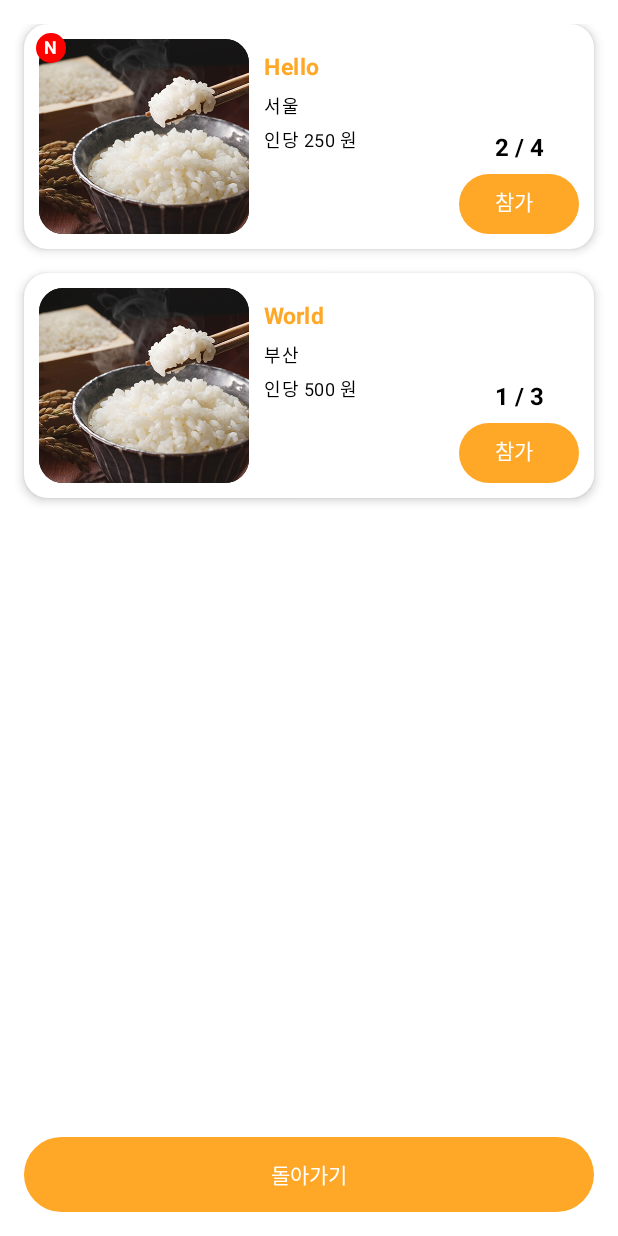
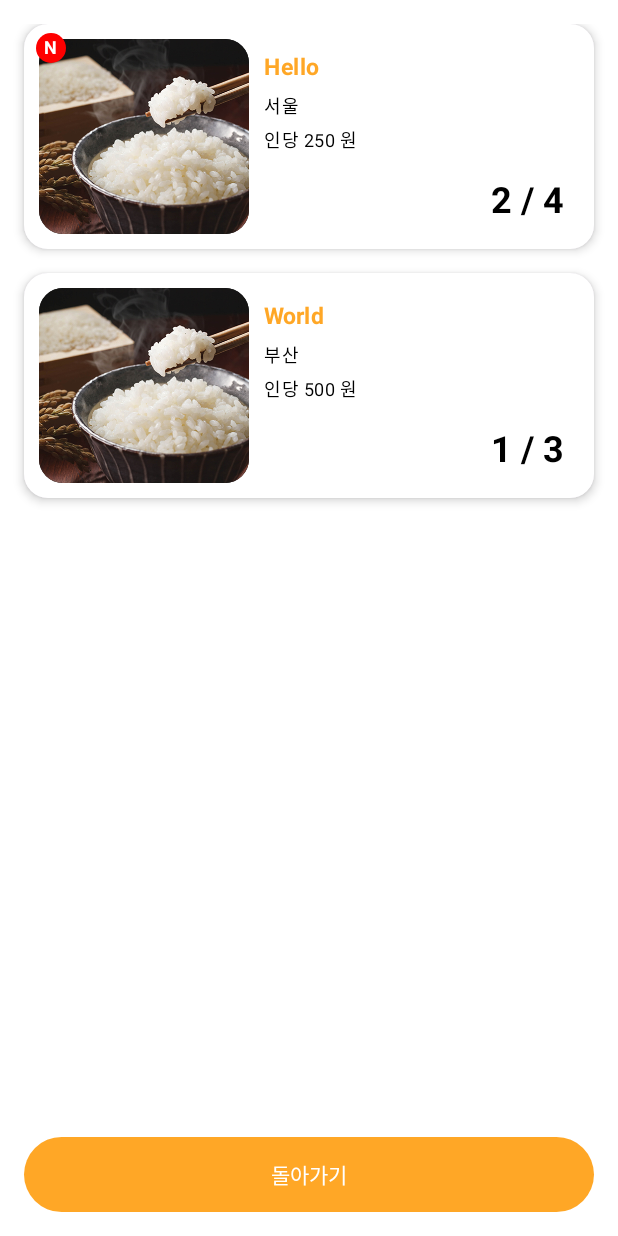
Before and after one commit to Cycrypto/mobile-zipbob, an Android app built with Jetpack Compose: the @Preview function PreviewCommunityListDetail, on a phone screen of 412 x 824 dp. Run offline under Robolectric (Android 15) with nearby library versions, the phone set to English and light mode, and no system bars; Roboto replaces fonts that are not available here.

Commit message:
2-3-3구성을 위한 카드 생성및 적용

```diff
--- /dev/null
+++ b/app/src/main/java/com/example/hansotbob/component/CardView/CommunityDetailCard.kt
@@ -0,0 +1,166 @@
+import androidx.compose.foundation.Image
+import androidx.compose.foundation.background
+import androidx.compose.foundation.layout.Arrangement
+import androidx.compose.foundation.layout.Box
+import androidx.compose.foundation.layout.BoxScope
+import androidx.compose.foundation.layout.Column
+import androidx.compose.foundation.layout.Row
+import androidx.compose.foundation.layout.Spacer
+import androidx.compose.foundation.layout.fillMaxWidth
+import androidx.compose.foundation.layout.height
+import androidx.compose.foundation.layout.offset
+import androidx.compose.foundation.layout.padding
+import androidx.compose.foundation.layout.size
+import androidx.compose.foundation.layout.width
+import androidx.compose.foundation.shape.RoundedCornerShape
+import androidx.compose.material3.Badge
+import androidx.compose.material3.Card
+import androidx.compose.material3.CardDefaults
+import androidx.compose.material3.MaterialTheme
+import androidx.compose.material3.Text
+import androidx.compose.runtime.Composable
+import androidx.compose.ui.Alignment
+import androidx.compose.ui.Modifier
+import androidx.compose.ui.draw.clip
+import androidx.compose.ui.graphics.Color
+import androidx.compose.ui.graphics.painter.Painter
+import androidx.compose.ui.layout.ContentScale
+import androidx.compose.ui.res.painterResource
+import androidx.compose.ui.text.font.FontWeight
+import androidx.compose.ui.tooling.preview.Preview
+import androidx.compose.ui.unit.dp
+import androidx.compose.ui.unit.sp
+import com.example.hansotbob.R
+import com.example.hansotbob.ui.theme.HansotbobTheme
+
+@Composable
+fun CommunityDetailCardWithBadge(
+    title: String,
+    imagePainter: Painter,
+    currentPeople: Int,
+    totalPeople: Int,
+    points: Int,
+    location: String,
+    isNew: Boolean = false,
+    modifier: Modifier = Modifier
+) {
+    val perPersonCost = if (totalPeople != 0) points / totalPeople else 0
+
+    Card(
+        modifier = modifier,
+        elevation = CardDefaults.cardElevation(defaultElevation = 4.dp),
+        shape = RoundedCornerShape(16.dp)
+    ) {
+        Box {
+            Row(
+                modifier = Modifier
+                    .fillMaxWidth()
+                    .height(150.dp)
+                    .background(MaterialTheme.colorScheme.background)
+                    .padding(10.dp)
+            ) {
+                BadgeBox5(
+                    badge = {
+                        if (isNew) {
+                            Badge(
+                                modifier = Modifier
+                                    .offset(-2.dp, (-4).dp)
+                                    .size(20.dp),
+                                content = {
+                                    Text(
+                                        text = "N",
+                                        color = Color.White,
+                                        style = MaterialTheme.typography.bodySmall.copy(fontWeight = FontWeight.Bold)
+                                    )
+                                },
+                                containerColor = MaterialTheme.colorScheme.error
+                            )
+                        }
+                    }
+                ) {
+                    Image(
+                        painter = imagePainter,
+                        contentDescription = null,
+                        modifier = Modifier
+                            .width(140.dp)
+                            .clip(RoundedCornerShape(16.dp))
+                            .background(MaterialTheme.colorScheme.onBackground),
+                        contentScale = ContentScale.Crop
+                    )
+                }
+                Column(
+                    modifier = Modifier
+                        .weight(1f)
+                        .padding(10.dp)
+                ) {
+                    Text(
+                        text = title,
+                        style = MaterialTheme.typography.bodySmall.copy(fontWeight = FontWeight.Bold),
+                        fontSize = 15.sp,
+                        color = MaterialTheme.colorScheme.primary
+                    )
+                    Spacer(modifier = Modifier.height(8.dp))
+                    Text(
+                        text = location,
+                        style = MaterialTheme.typography.bodySmall,
+                        color = MaterialTheme.colorScheme.onBackground
+                    )
+                    Spacer(modifier = Modifier.height(4.dp))
+                    Text(
+                        text = "인당 $perPersonCost 원",
+                        style = MaterialTheme.typography.bodySmall,
+                        color = MaterialTheme.colorScheme.onBackground
+                    )
+                }
+                Column(
+                    horizontalAlignment = Alignment.CenterHorizontally,
+                    verticalArrangement = Arrangement.Center,
+                    modifier = Modifier
+                        .align(Alignment.Bottom)
+                        .padding(bottom = 8.dp, end = 10.dp) // 우측 변과의 간격 10dp로 변경
+                ) {
+                    Text(
+                        text = "$currentPeople / $totalPeople",
+                        fontSize = (16.sp * 1.5).value.sp, // 글자크기를 1.5배로 증가
+                        fontWeight = FontWeight.Bold,
+                        color = MaterialTheme.colorScheme.onBackground
+                    )
+                }
+            }
+        }
+    }
+}
+
+@Composable
+fun BadgeBox5(
+    badge: @Composable BoxScope.() -> Unit,
+    modifier: Modifier = Modifier,
+    content: @Composable BoxScope.() -> Unit
+) {
+    Box(modifier = modifier) {
+        content()
+        badge()
+    }
+}
+
+@Preview(showBackground = false)
+@Composable
+fun PreviewCommunityDetailCard3() {
+    HansotbobTheme {
+        val formData = CommunityFormData(
+            title = "Hello",
+            totalCost = "1000",
+            participants = "4",
+            location = "서울"
+        )
+        CommunityDetailCardWithBadge(
+            title = formData.title,
+            imagePainter = painterResource(id = R.drawable.food_image),
+            currentPeople = 2,
+            totalPeople = formData.participants.toIntOrNull() ?: 0,
+            points = formData.totalCost.toIntOrNull() ?: 0,
+            location = formData.location,
+            isNew = true
+        )
+    }
+}
--- a/app/src/main/java/com/example/hansotbob/ui/screen/detail/CommunityListDetail.kt
+++ b/app/src/main/java/com/example/hansotbob/ui/screen/detail/CommunityListDetail.kt
@@ -1,27 +1,27 @@
-import androidx.compose.foundation.Image
+
 import androidx.compose.foundation.background
-import androidx.compose.foundation.layout.*
+import androidx.compose.foundation.layout.Column
+import androidx.compose.foundation.layout.Spacer
+import androidx.compose.foundation.layout.fillMaxSize
+import androidx.compose.foundation.layout.fillMaxWidth
+import androidx.compose.foundation.layout.height
+import androidx.compose.foundation.layout.padding
 import androidx.compose.foundation.rememberScrollState
-import androidx.compose.foundation.shape.RoundedCornerShape
 import androidx.compose.foundation.verticalScroll
-import androidx.compose.material3.*
+import androidx.compose.material3.Button
+import androidx.compose.material3.MaterialTheme
+import androidx.compose.material3.Text
 import androidx.compose.runtime.Composable
-import androidx.compose.ui.Alignment
 import androidx.compose.ui.Modifier
-import androidx.compose.ui.draw.clip
 import androidx.compose.ui.graphics.Color
 import androidx.compose.ui.graphics.painter.Painter
-import androidx.compose.ui.layout.ContentScale
 import androidx.compose.ui.res.painterResource
-import androidx.compose.ui.text.font.FontWeight
 import androidx.compose.ui.tooling.preview.Preview
 import androidx.compose.ui.unit.dp
-import androidx.compose.ui.unit.sp
 import androidx.navigation.NavHostController
 import androidx.navigation.compose.rememberNavController
 import com.example.hansotbob.R
 import com.example.hansotbob.ui.theme.HansotbobTheme
-
 
 
 @Composable
@@ -38,7 +38,7 @@ fun CommunityListDetail(navController: NavHostController, cards: List<CommunityC
                 .verticalScroll(rememberScrollState())
         ) {
             cards.forEach { card ->
-                CommunityCardWithBadge(
+                CommunityDetailCardWithBadge(
                     title = card.title,
                     imagePainter = card.imagePainter,
                     currentPeople = card.currentPeople,
```
